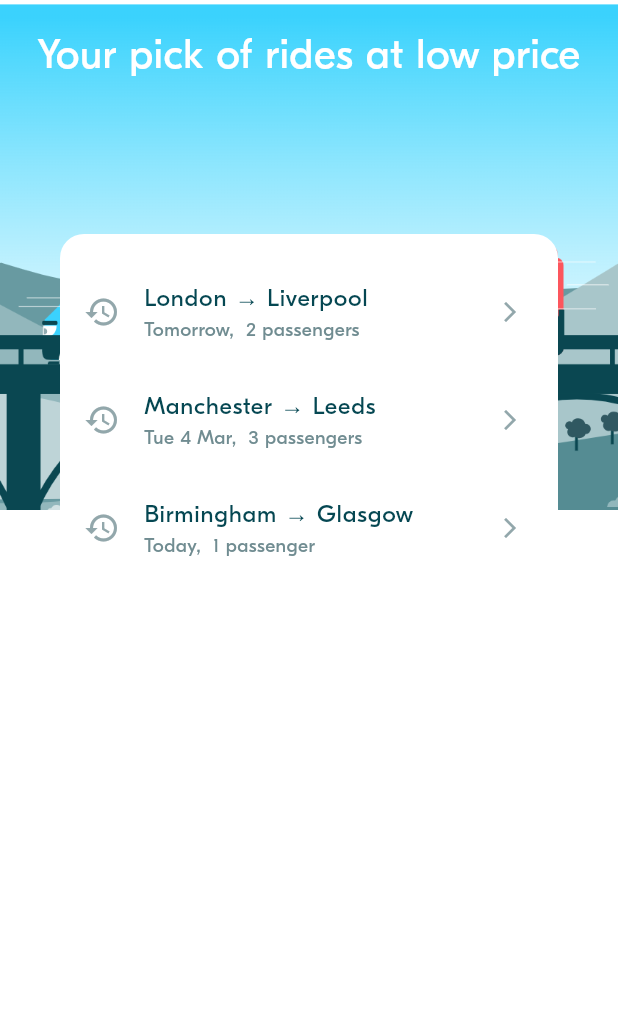
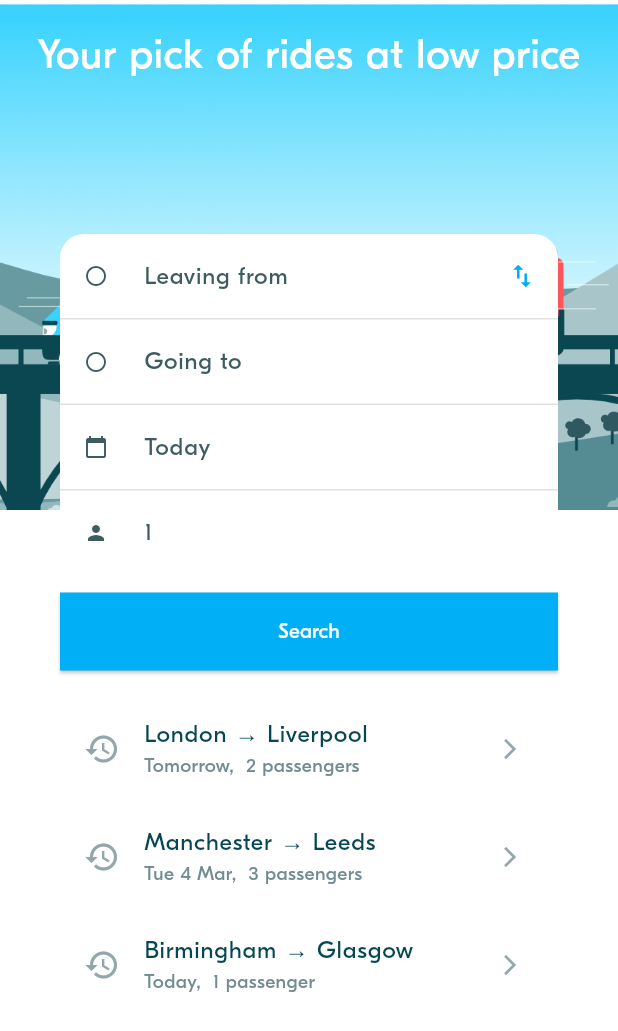
Before and after one commit to Sovandaa/Flutter-Term2-BlaBlaProject, a Flutter app: the screen it shows after launch, on a phone screen of 412 x 824 dp. Shown: the top 1031 px of the screen. Run offline on Flutter 3.47's test engine with Material 3 defaults, Android fonts, the phone set to English and light mode, and no system bars; project files that could hold a hidden picture were left out.

Commit message:
BLA-004 – Implement Ride Preferences Form

```diff
--- a/lib/screens/ride_pref/widgets/ride_pref_form.dart
+++ b/lib/screens/ride_pref/widgets/ride_pref_form.dart
@@ -1,3 +1,9 @@
+import 'package:blabla_project/theme/theme.dart';
+import 'package:blabla_project/widgets/actions/bla_button.dart';
+import 'package:blabla_project/widgets/display/bla_divider.dart';
+import 'package:blabla_project/widgets/inputs/date_picker_field.dart';
+import 'package:blabla_project/widgets/inputs/location_input_field.dart';
+import 'package:blabla_project/widgets/inputs/seat_input_field.dart';
 import 'package:flutter/material.dart';
 
 import '../../../model/ride/locations.dart';
@@ -24,11 +30,9 @@ class RidePrefForm extends StatefulWidget {
 
 class _RidePrefFormState extends State<RidePrefForm> {
   Location? departure;
-  late DateTime departureDate;
   Location? arrival;
-  late int requestedSeats;
-
-
+  DateTime departureDate = DateTime.now();
+  int requestedSeats = 1;
 
   // ----------------------------------
   // Initialize the Form attributes
@@ -38,17 +42,63 @@ class _RidePrefFormState extends State<RidePrefForm> {
   void initState() {
     super.initState();
     // TODO
+    // check if inital ride pref is provide or not (set default)
+    if (widget.initRidePref != null) {
+      departure = widget.initRidePref!.departure;
+      arrival = widget.initRidePref!.arrival;
+      departureDate = widget.initRidePref!.departureDate;
+      requestedSeats = widget.initRidePref!.requestedSeats;
+    } else {
+      departure = null;
+      arrival = null;
+      departureDate = DateTime.now();
+      requestedSeats = 1;
+    }
   }
 
   // ----------------------------------
   // Handle events
   // ----------------------------------
 
+  // method to update state (change value)
+  void onSelectDeparture(Location newLocation) {
+    setState(() {
+      departure = newLocation;
+    });
+  }
+
+  void onSelectArrival(Location newLocation) {
+    setState(() {
+      arrival = newLocation;
+    });
+  }
+
+  void onSelectDepartureDate(DateTime date) {
+    setState(() {
+      departureDate = date;
+    });
+  }
+
+  void onSelectSeat(int seat) {
+    setState(() {
+      requestedSeats = seat;
+    });
+  }
+
+  // method to swap location between departure and arrival
+  void swapLocations() {
+    if (departure != null || arrival != null) {
+      setState(() {
+        final temp = departure;
+        departure = arrival;
+        arrival = temp;
+      });
+    }
+  }
 
   // ----------------------------------
   // Compute the widgets rendering
   // ----------------------------------
-
 
   // ----------------------------------
   // Build the widgets
@@ -59,7 +109,65 @@ class _RidePrefFormState extends State<RidePrefForm> {
         mainAxisAlignment: MainAxisAlignment.start,
         crossAxisAlignment: CrossAxisAlignment.stretch,
         children: [
+          // Departure Field Input wrap with switch
+          Row(
+            children: [
+              Expanded(
+                child: LocationInputField(
+                    hint: "Leaving from",
+                    initLocation: departure,
+                    onLocationSelected: onSelectDeparture),
+              ),
 
+              // swap button, switch location
+              Padding(
+                padding: const EdgeInsets.only(left: 10),
+                child: Container(
+                  decoration: BoxDecoration(
+                    shape: BoxShape.circle,
+                    color: Colors.white,
+                  ),
+                  child: IconButton(
+                    icon: Icon(Icons.swap_vert,
+                        color: BlaColors.primary, size: 20),
+                    onPressed: swapLocations,
+                  ),
+                ),
+              ),
+            ],
+          ),
+          BlaDivider(),
+
+          // Arrival Field
+          LocationInputField(
+            hint: "Going to",
+            initLocation: arrival,
+            onLocationSelected: onSelectArrival,
+          ),
+
+          BlaDivider(),
+
+          // Select Date Field
+          DatePickerField(
+            initDate: departureDate,
+            onDateSelected: onSelectDepartureDate,
+          ),
+
+          BlaDivider(),
+
+          // Select Seats Field
+          SeatInputField(onSeatSelected: onSelectSeat),
+
+          const SizedBox(
+            height: BlaSpacings.s,
+          ),
+
+          BlaButton(
+            type: BlaButtonType.primary,
+            text: "Search",
+            onPressed: () => {}, // implement to search screen
+            borderRadius: 0.0,
+          ),
         ]);
   }
 }
--- /dev/null
+++ b/lib/widgets/inputs/date_picker_field.dart
@@ -0,0 +1,24 @@
+import 'package:blabla_project/theme/theme.dart';
+import 'package:blabla_project/utils/date_time_util.dart';
+import 'package:flutter/material.dart';
+
+class DatePickerField extends StatelessWidget {
+  final DateTime initDate;
+  final Function(DateTime) onDateSelected;
+
+  const DatePickerField({super.key, required this.initDate, required this.onDateSelected});
+
+  @override
+  Widget build(BuildContext context) {
+    return ListTile(
+      leading: Icon(Icons.calendar_today, size: 16, color: BlaColors.neutral),
+      title: Text(
+        DateTimeUtils.formatDateTime(initDate),
+        style: TextStyle( color: BlaColors.neutral)
+      ),
+      onTap: () => {
+        // implement navigate to date picker full dialog, return pick date
+      },
+    );
+  }
+}
--- /dev/null
+++ b/lib/widgets/inputs/location_input_field.dart
@@ -0,0 +1,35 @@
+import 'package:blabla_project/model/ride/locations.dart';
+import 'package:blabla_project/theme/theme.dart';
+import 'package:flutter/material.dart';
+
+class LocationInputField extends StatelessWidget {
+  final Location? initLocation;
+  final String hint;
+  final Function(Location) onLocationSelected;
+
+  const LocationInputField(
+      {super.key,
+      this.initLocation,
+      required this.hint,
+      required this.onLocationSelected});
+
+  // method to display the selected location or hint text
+  String get selectedLocationLabel => initLocation != null
+      ? "${initLocation!.name}, ${initLocation!.country.name}"
+      : hint;
+
+  @override
+  Widget build(BuildContext context) {
+    return ListTile(
+      leading:
+          Icon(Icons.radio_button_off, size: 16, color: BlaColors.iconNormal),
+      title: Text(
+        selectedLocationLabel,
+        style: TextStyle( color: BlaColors.neutral)
+      ),
+      onTap: () => {
+        // implement navigate to search screen and pass data back (selected location)
+      },
+    );
+  }
+}
--- /dev/null
+++ b/lib/widgets/inputs/seat_input_field.dart
@@ -0,0 +1,26 @@
+import 'package:blabla_project/theme/theme.dart';
+import 'package:flutter/material.dart';
+
+class SeatInputField extends StatelessWidget {
+  final int initSeat;
+  final Function(int) onSeatSelected;
+
+  const SeatInputField({super.key,
+    this.initSeat = 1,  // set defualt value 1
+    required this.onSeatSelected
+  });
+
+  @override
+  Widget build(BuildContext context) {
+    return ListTile(
+      leading: Icon(Icons.person, size: 16, color: BlaColors.neutral),
+      title: Text(
+        initSeat.toString(),
+        style: TextStyle( color: BlaColors.neutral)
+      ),
+      onTap: () => {
+        // implement navigation, seat input using full dialog
+      },
+    );
+  }
+}
```
